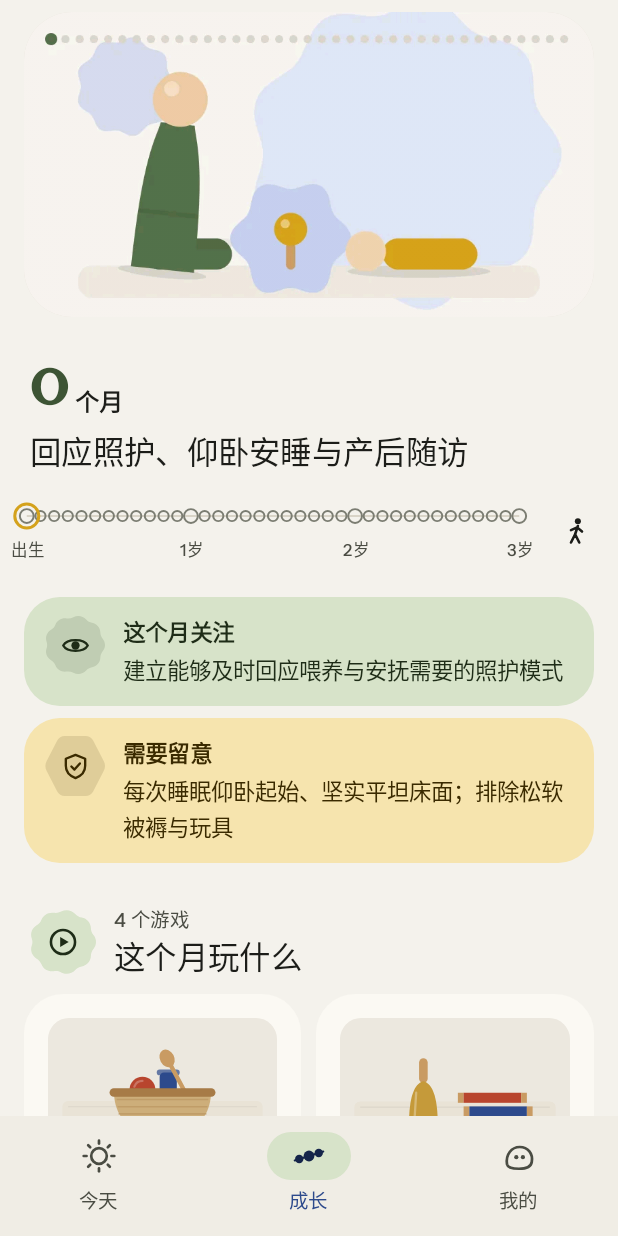
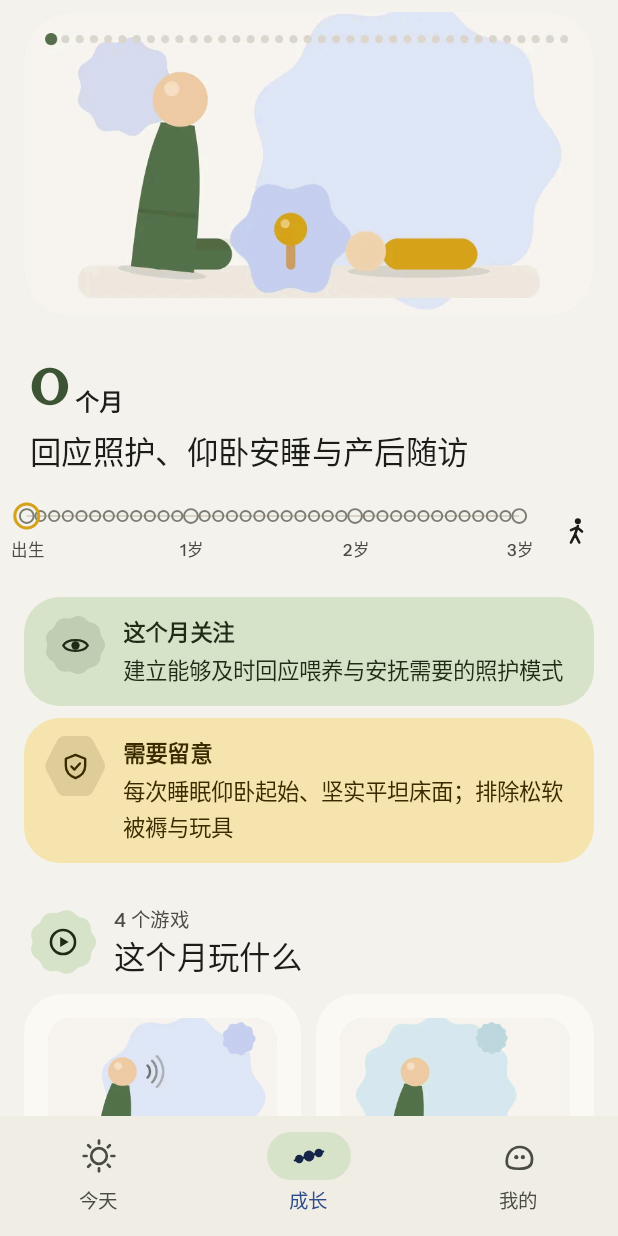
Before and after one commit to mjuvdeysii/mossling, an Android app built with Jetpack Compose: the GrowScreen screen opened through its navigation route, on a phone screen of 412 x 824 dp. Run offline under Robolectric (Android 15) with nearby library versions, the phone set to English and light mode, and no system bars; our stand-ins replace Room's generated code; Roboto replaces fonts that are not available here.

Commit message:
Release 0.5.0: Today and Grow without repetition; pictures over plain text
Co-Authored-By: Claude Opus 5.5 <noreply@anthropic.com>
Claude-Session: https://claude.ai/code/session_01UTvD6AgKvTyZ1ghsbDDvi8

```diff
--- a/app/src/main/java/app/mossling/ui/grow/GrowScreen.kt
+++ b/app/src/main/java/app/mossling/ui/grow/GrowScreen.kt
@@ -249,7 +249,11 @@ fun GrowScreen(ui: AppUi, month: Int, a: GrowActions, modifier: Modifier = Modif
 private fun PlayCard(p: Play, did: Boolean, companion: Kind, modifier: Modifier = Modifier, onClick: () -> Unit) {
     Surface(onClick = onClick, shape = RoundedCornerShape(26.dp), color = MaterialTheme.colorScheme.surfaceContainerLowest, modifier = modifier) {
         Column(Modifier.padding(16.dp)) {
-            app.mossling.ui.ip.MaterialStill(app.mossling.ui.ip.Family.of(p.domains), Modifier.fillMaxWidth().padding(bottom = 10.dp).clip(RoundedCornerShape(14.dp)).background(MaterialTheme.colorScheme.surfaceContainer))
+            // the play's own first picture, so each card shows what is actually done
+            val ctx = androidx.compose.ui.platform.LocalContext.current
+            val first = androidx.compose.runtime.remember(p.code) { app.mossling.ui.components.ArtIndex.steps(ctx, p.code).firstOrNull() }
+            if (first != null) app.mossling.ui.components.Art(first, "", Modifier.fillMaxWidth().padding(bottom = 10.dp).clip(RoundedCornerShape(16.dp)))
+            else app.mossling.ui.ip.MaterialStill(app.mossling.ui.ip.Family.of(p.domains), Modifier.fillMaxWidth().padding(bottom = 10.dp).clip(RoundedCornerShape(14.dp)).background(MaterialTheme.colorScheme.surfaceContainer))
             Row(verticalAlignment = Alignment.CenterVertically) {
                 Surface(shape = RoundedCornerShape(12.dp), color = if (companion == Kind.Moss) Palette.Moss else Palette.Rod, modifier = Modifier.shared("code-${p.code}")) {
                     Text(p.code, fontFamily = Numerals, style = MaterialTheme.typography.titleLarge, color = Palette.Paper, modifier = Modifier.padding(horizontal = 10.dp, vertical = 4.dp))
```
Also changed, not shown: 3 other files.
